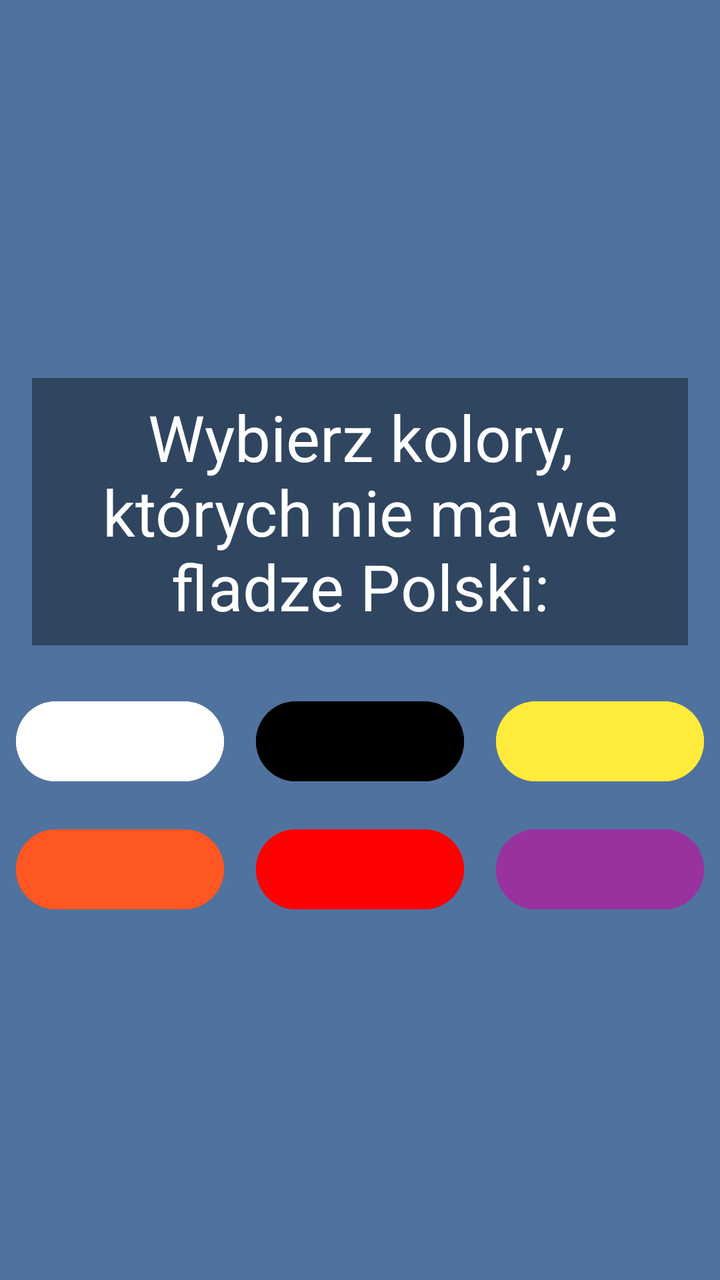
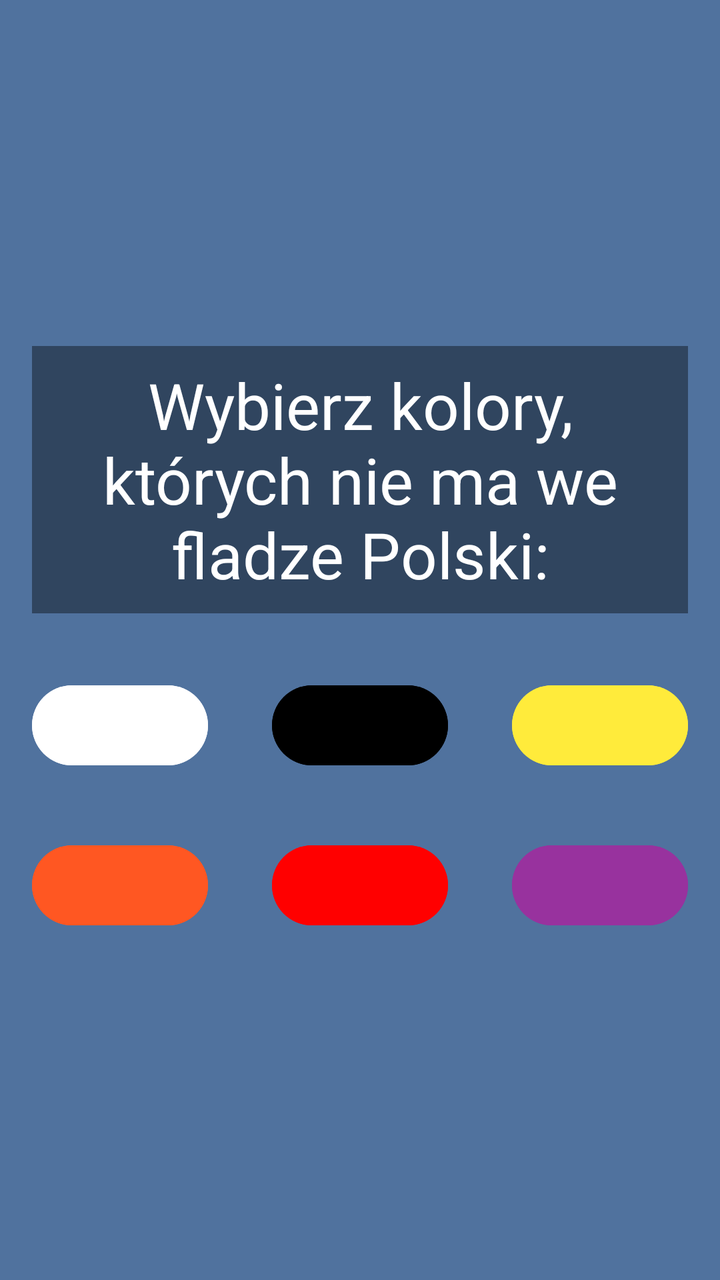

The first picture is an Android layout as it rendered before a commit; the second is the same layout after the commit. The layout source and the unified diff follow.
<!-- AndroidManifest.xml: application theme Theme.Flagi -->
<!-- res/layout/activity_main.xml -->
<?xml version="1.0" encoding="utf-8"?>
<LinearLayout xmlns:android="http://schemas.android.com/apk/res/android"
    xmlns:app="http://schemas.android.com/apk/res-auto"
    xmlns:tools="http://schemas.android.com/tools"
    android:id="@+id/main"
    android:layout_width="match_parent"
    android:layout_height="match_parent"
    android:orientation="vertical"
    android:background="#50729E"
    android:gravity="center"
    tools:context=".MainActivity">
    

    <TextView
        android:id="@+id/textViewPytanie"
        android:layout_width="match_parent"
        android:layout_height="wrap_content"
        android:textAlignment="center"
        android:textSize="32sp"
        android:layout_margin="16dp"
        android:padding="8dp"
        android:textColor="#FFFFFF"
        android:background="#66000000"
        android:text="Wybierz kolory, których nie ma we fladze Polski:" />

    <LinearLayout
        android:layout_width="match_parent"
        android:layout_height="wrap_content"
        android:orientation="horizontal">

        <Button
            android:id="@+id/button"
            android:layout_width="wrap_content"
            android:layout_height="wrap_content"
            android:backgroundTint="@color/white1"
            android:layout_weight="1"
            android:layout_margin="8dp"
            android:onClick="sprawdzOK"
            android:text="" />

        


    <Button
        android:id="@+id/button2"
        android:layout_width="wrap_content"
        android:layout_height="wrap_content"
        android:backgroundTint="@color/black"
        android:layout_weight="1"
        android:layout_margin="8dp"
        android:onClick="sprawdzNieOK"
        android:text="" />

    <Button
        android:id="@+id/button3"
        android:layout_width="wrap_content"
        android:layout_height="wrap_content"
        android:backgroundTint="@color/yellow"
        android:layout_weight="1"
        android:layout_margin="8dp"
        android:onClick="sprawdzNieOK"
        android:text="" />
</LinearLayout>

    <LinearLayout
        android:layout_width="match_parent"
        android:layout_height="wrap_content"
        android:orientation="horizontal">

        <Button
            android:id="@+id/button4"
            android:layout_width="wrap_content"
            android:layout_height="wrap_content"
            android:backgroundTint="@color/orange"
            android:layout_weight="1"
            android:layout_margin="8dp"
            android:onClick="sprawdzNieOK"
            android:text="" />

        <Button
            android:id="@+id/button5"
            android:layout_width="wrap_content"
            android:layout_height="wrap_content"
            android:backgroundTint="@color/red"
            android:layout_weight="1"
            android:layout_margin="8dp"
            android:onClick="sprawdzOK"
            android:text="" />

        <Button
            android:id="@+id/button6"
            android:layout_width="wrap_content"
            android:layout_height="wrap_content"
            android:backgroundTint="@color/purple"
            android:layout_weight="1"
            android:layout_margin="8dp"
            android:onClick="sprawdzNieOK"
            android:text="" />
    </LinearLayout>
</LinearLayout>
<!-- resources referenced by this layout -->
<resources>
  <color name="black">#FF000000</color>
  <color name="orange">#FF5722</color>
  <color name="purple">#98329E</color>
  <color name="red">#FF0000</color>
  <color name="white1">#FFFFFF</color>
  <color name="yellow">#FFEB3B</color>
  <style name="Theme.Flagi" parent="Base.Theme.Flagi" />
  <style name="Base.Theme.Flagi" parent="Theme.Material3.DayNight.NoActionBar">
          
          
      </style>
</resources>

<!-- the commit's change to res/layout/activity_main.xml (unified diff, before → after) -->
@@ -16,12 +16,12 @@
         android:layout_width="match_parent"
         android:layout_height="wrap_content"
         android:textAlignment="center"
-        android:textSize="32sp"
+        android:textSize="@dimen/rozmiar_tekstu_pytanie"
         android:layout_margin="16dp"
         android:padding="8dp"
         android:textColor="#FFFFFF"
         android:background="#66000000"
-        android:text="Wybierz kolory, których nie ma we fladze Polski:" />
+        android:text="@string/polecenie" />
 
     <LinearLayout
         android:layout_width="match_parent"
@@ -34,7 +34,7 @@
             android:layout_height="wrap_content"
             android:backgroundTint="@color/white1"
             android:layout_weight="1"
-            android:layout_margin="8dp"
+            android:layout_margin="@dimen/margin_button"
             android:onClick="sprawdzOK"
             android:text="" />
 
@@ -47,7 +47,7 @@
         android:layout_height="wrap_content"
         android:backgroundTint="@color/black"
         android:layout_weight="1"
-        android:layout_margin="8dp"
+        android:layout_margin="@dimen/margin_button"
         android:onClick="sprawdzNieOK"
         android:text="" />
 
@@ -57,7 +57,7 @@
         android:layout_height="wrap_content"
         android:backgroundTint="@color/yellow"
         android:layout_weight="1"
-        android:layout_margin="8dp"
+        android:layout_margin="@dimen/margin_button"
         android:onClick="sprawdzNieOK"
         android:text="" />
 </LinearLayout>
@@ -73,7 +73,7 @@
             android:layout_height="wrap_content"
             android:backgroundTint="@color/orange"
             android:layout_weight="1"
-            android:layout_margin="8dp"
+            android:layout_margin="@dimen/margin_button"
             android:onClick="sprawdzNieOK"
             android:text="" />
 
@@ -83,7 +83,7 @@
             android:layout_height="wrap_content"
             android:backgroundTint="@color/red"
             android:layout_weight="1"
-            android:layout_margin="8dp"
+            android:layout_margin="@dimen/margin_button"
             android:onClick="sprawdzOK"
             android:text="" />
 
@@ -93,7 +93,7 @@
             android:layout_height="wrap_content"
             android:backgroundTint="@color/purple"
             android:layout_weight="1"
-            android:layout_margin="8dp"
+            android:layout_margin="@dimen/margin_button"
             android:onClick="sprawdzNieOK"
             android:text="" />
     </LinearLayout>
<!-- resource entries referenced after the edit -->
@@ -6,6 +6,9 @@
   <color name="red">#FF0000</color>
   <color name="white1">#FFFFFF</color>
   <color name="yellow">#FFEB3B</color>
+  <dimen name="margin_button">16dp</dimen>
+  <dimen name="rozmiar_tekstu_pytanie">32sp</dimen>
+  <string name="polecenie">Wybierz kolory, których nie ma we fladze Polski:</string>
   <style name="Theme.Flagi" parent="Base.Theme.Flagi" />
   <style name="Base.Theme.Flagi" parent="Theme.Material3.DayNight.NoActionBar">
           
